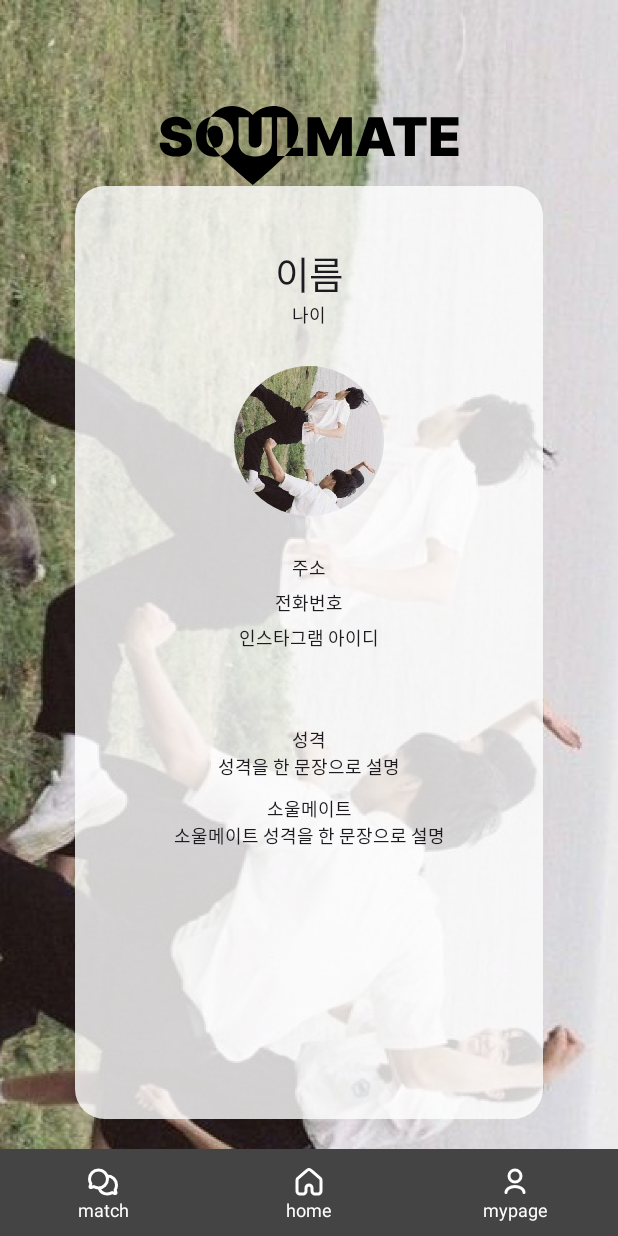
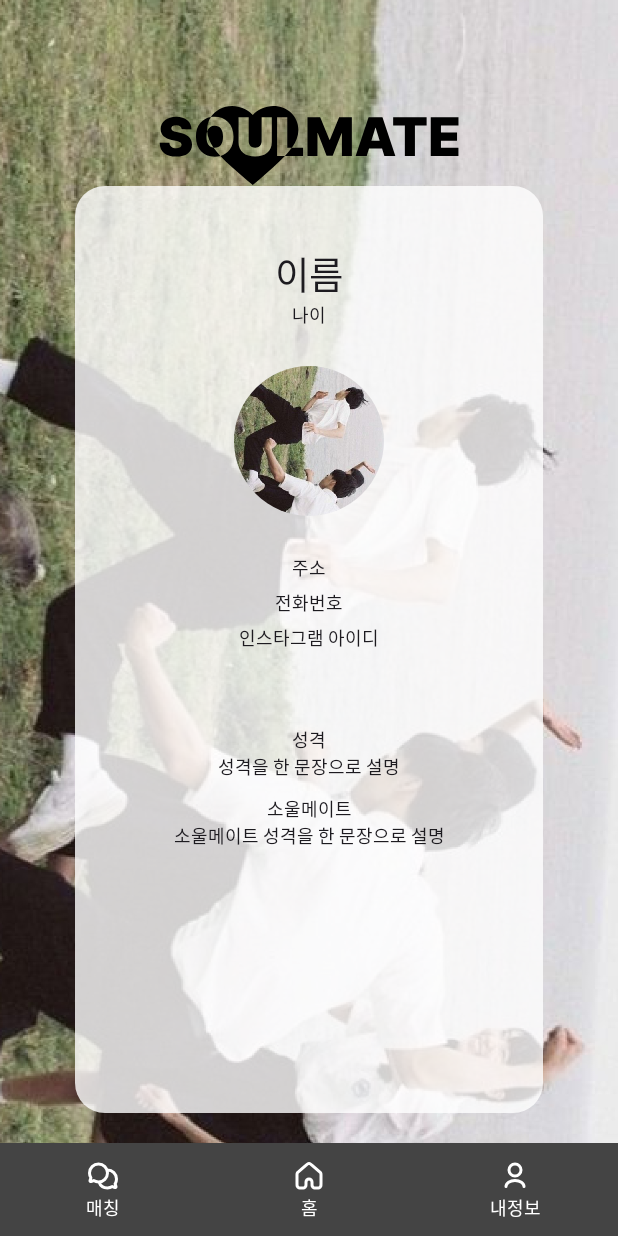
Before and after one commit to 2024-likelion-sswu/Soulmate_FE, an Android app built with Jetpack Compose: the screen it shows after launch (MainActivity), on a phone screen of 412 x 824 dp. Run offline under Robolectric (Android 15) with nearby library versions, the phone set to English and light mode, and no system bars; Roboto replaces fonts that are not available here; 1 statement that could not run was skipped.

Commit message:
Chore: edit bottom bar and navigation

```diff
--- a/app/src/main/java/com/sswu/soulmate/main/MainBottomTab.kt
+++ b/app/src/main/java/com/sswu/soulmate/main/MainBottomTab.kt
@@ -11,17 +11,17 @@ enum class MainBottomTab(
 ) {
     Match(
         icon = R.drawable.ic_match,
-        title = "match",
+        title = "매칭",
         route = com.sswu.soulmate.home.Match,
     ),
     Home(
         icon = R.drawable.ic_home,
-        title = "home",
+        title = "홈",
         route = com.sswu.soulmate.home.Home,
     ),
     My(
         icon = R.drawable.ic_my,
-        title = "mypage",
+        title = "내정보",
         route = com.sswu.soulmate.home.My,
     );
 
--- a/app/src/main/java/com/sswu/soulmate/main/MainNavigation.kt
+++ b/app/src/main/java/com/sswu/soulmate/main/MainNavigation.kt
@@ -13,6 +13,7 @@ import com.sswu.soulmate.home.navigateHome
 import com.sswu.soulmate.home.navigateMatch
 import com.sswu.soulmate.home.navigateMatchResult
 import com.sswu.soulmate.home.navigateMy
+import com.sswu.soulmate.home.navigateRegist
 import com.sswu.soulmate.main.MainBottomTab
 import com.sswu.soulmate.main.TabRoute
 import com.sswu.soulmate.test.navigateTest
@@ -46,7 +47,7 @@ class MainNavigation(
 
             MainBottomTab.Match -> navController.navigateMatch(navOptions = navOptions)
 
-            MainBottomTab.My -> navController.navigateMy(navOptions = navOptions)
+            MainBottomTab.My -> navController.navigateRegist(navOptions = navOptions)
         }
     }
 
--- a/app/src/main/java/com/sswu/soulmate/main/MainScreen.kt
+++ b/app/src/main/java/com/sswu/soulmate/main/MainScreen.kt
@@ -30,6 +30,7 @@ fun MainScreen(
                 )
                 myNavGraph(
                     paddingValues = innerPadding,
+                    navigateToMy = { navigator.navigateToMy() }
                 )
                 testNavGraph(
                     paddingValues = innerPadding,
@@ -38,7 +39,7 @@ fun MainScreen(
         },
         bottomBar = {
             MainBottomBar(
-                isVisible = navigator.shouldShowBottomBar(),
+                isVisible = true,
                 tabs = MainBottomTab.entries.toList(),
                 currentTab = navigator.currentTab,
                 onTabSelected = { selectedTab -> navigator.navigate(selectedTab) }
```
